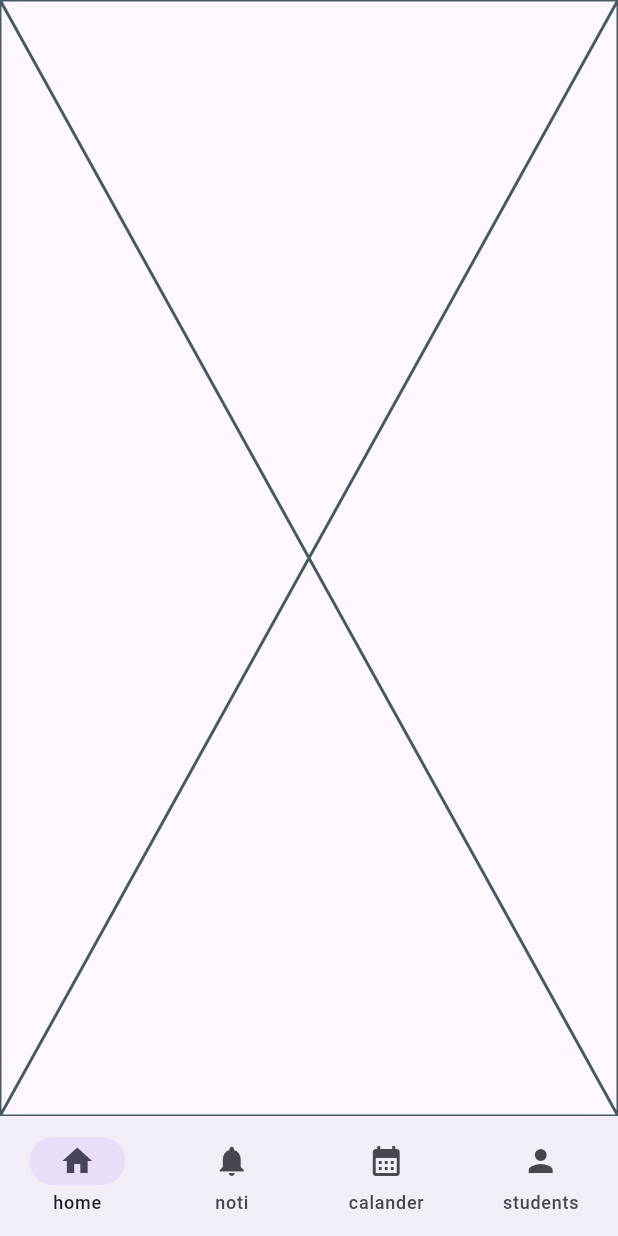
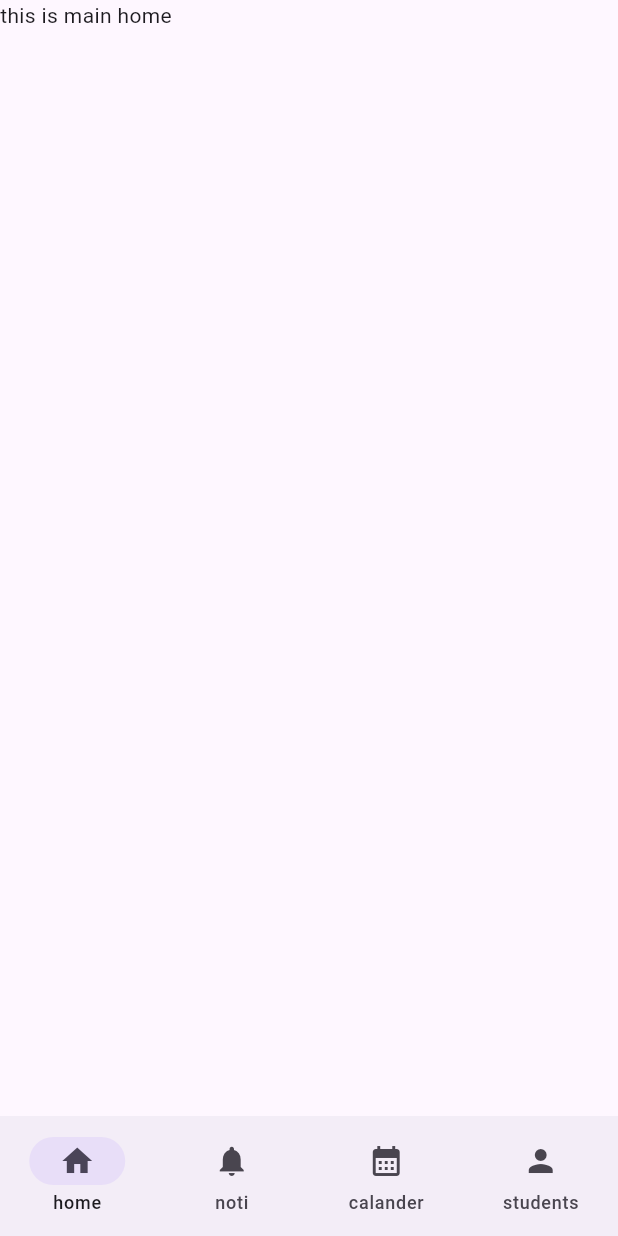
Before and after one commit to Tutorpus/Tutorpus-frontend, a Flutter app: the screen it shows after launch, after a tap on "가짜", on a phone screen of 412 x 824 dp. Run offline on Flutter 3.47's test engine with Material 3 defaults, Android fonts, the light colour scheme and no system bars; our stand-ins replace flutter_svg.

Commit message:
student list dev start

```diff
--- a/lib/pages/calendar.dart
+++ b/lib/pages/calendar.dart
@@ -10,6 +10,9 @@ class Calendar extends StatefulWidget {
 class _CalendarState extends State<Calendar> {
   @override
   Widget build(BuildContext context) {
-    return const Scaffold();
+    return Scaffold(
+        body: Container(
+      child: const Text('this is calendar.'),
+    ));
   }
 }
--- a/lib/pages/home_main.dart
+++ b/lib/pages/home_main.dart
@@ -10,6 +10,9 @@ class HomeMain extends StatefulWidget {
 class _HomeMainState extends State<HomeMain> {
   @override
   Widget build(BuildContext context) {
-    return const Placeholder();
+    return Scaffold(
+        body: Container(
+      child: const Text('this is main home'),
+    ));
   }
 }
--- a/lib/pages/student_list.dart
+++ b/lib/pages/student_list.dart
@@ -16,6 +16,9 @@ class _StuListState extends State<StuList> {
         title: const Text('students'),
         backgroundColor: white,
       ),
+      body: Container(
+
+      )
     );
   }
 }
```
